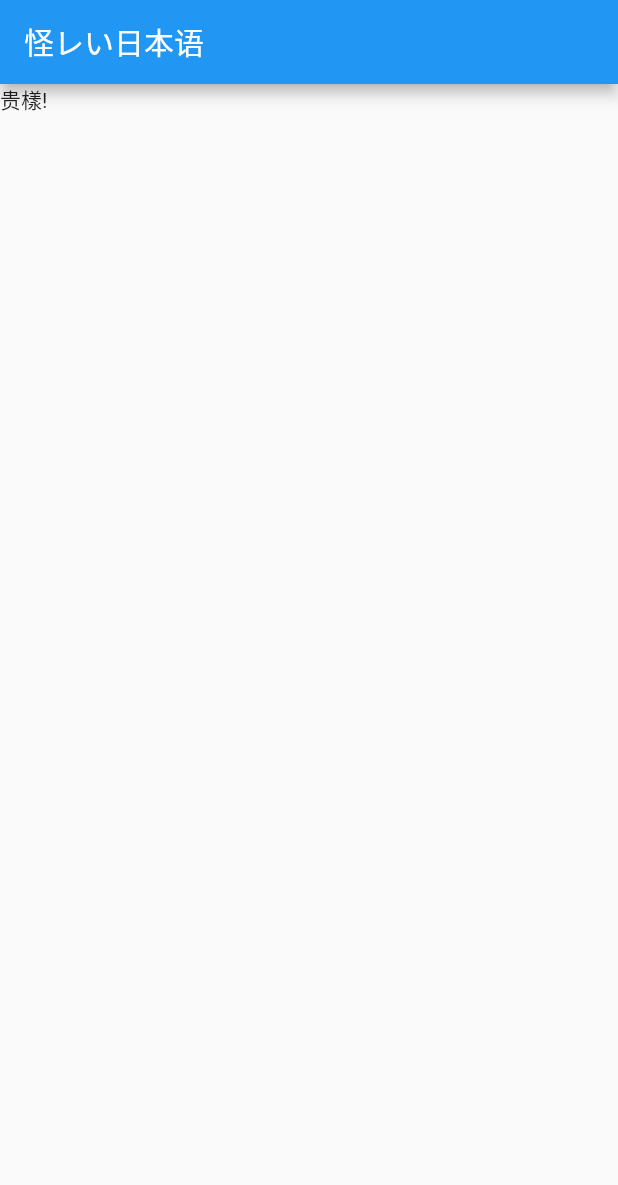
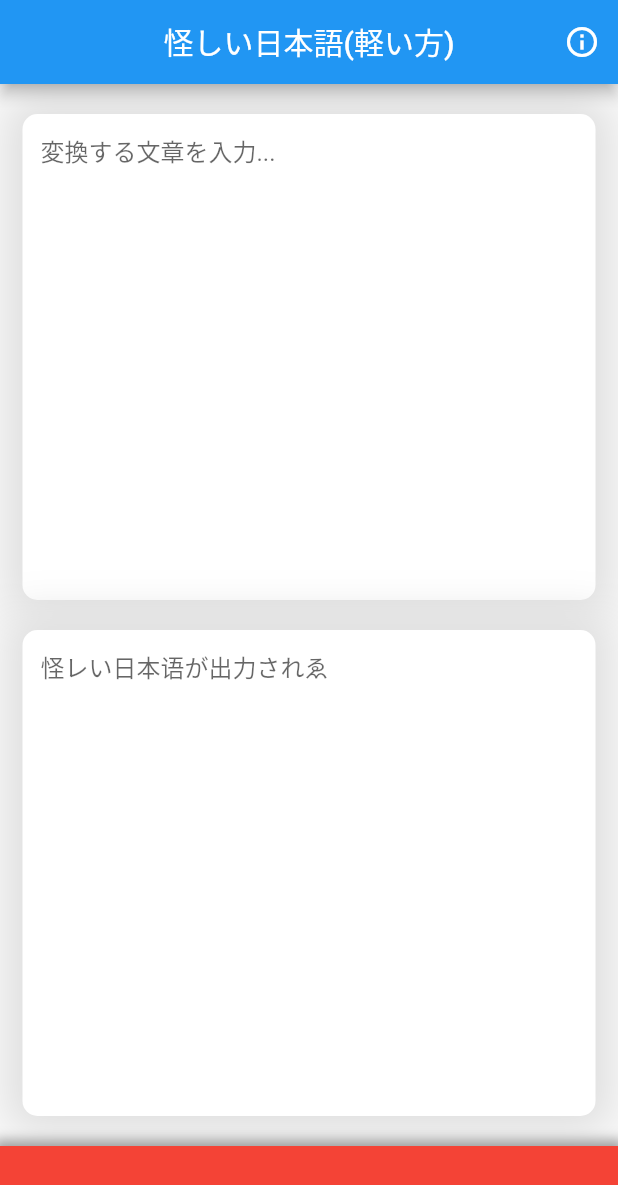
Before and after one commit to yamader/cjp-app, a Flutter app: the screen it shows after launch, on a phone screen of 412 x 824 dp. Shown: the top 1185 px of the screen. Run offline on Flutter 3.47's test engine with Material 2 defaults, Android fonts, the phone set to English and light mode, and no system bars.

Commit message:
レイアウトとか

```diff
--- /dev/null
+++ b/lib/GeneratorPage.dart
@@ -0,0 +1,106 @@
+import 'package:flutter/material.dart';
+
+class GeneratorPage extends StatefulWidget {
+  const GeneratorPage({Key? key}) : super(key: key);
+
+  @override
+  State<GeneratorPage> createState() => _GeneratorPageState();
+}
+
+class _GeneratorPageState extends State<GeneratorPage> {
+
+  @override
+  Widget build(BuildContext context) {
+    return Scaffold(
+        appBar: AppBar(
+          title: Text("怪しい日本語(軽い方)"),
+          centerTitle: true,
+          actions: [
+            IconButton(
+              onPressed: ()=>Navigator.pushNamed(context,"/info"),
+              icon: Icon(Icons.info_outline),
+            ),
+          ],
+        ),
+        body: Center(
+          child: Column(
+            children: [
+              Expanded(
+                flex: 5,
+                child: Container(
+                  margin: EdgeInsets.only(left: 15,top: 20,right: 15,),
+                  padding: EdgeInsets.symmetric(horizontal: 12),
+                  decoration: BoxDecoration(
+                    color: Colors.white,
+                    borderRadius: BorderRadius.circular(10),
+                    boxShadow: [
+                      BoxShadow(
+                        color: Color(0xffdddddd),
+                        spreadRadius: 10,
+                        blurRadius: 25,
+                      ),
+                    ],
+                  ),
+                  child: Scrollbar(
+                    child: TextField(
+                      keyboardType: TextInputType.multiline,
+                      maxLines: null,
+                      expands: true,
+                      decoration: InputDecoration(
+                        border: InputBorder.none,
+                        hintText: "変換する文章を入力...",
+                      ),
+                    ),
+                  ),
+                ),
+              ),
+              Expanded(
+                flex: 5,
+                child: Container(
+                  margin: EdgeInsets.only(left: 15,top: 20,right: 15,),
+                  padding: EdgeInsets.symmetric(horizontal: 12),
+                  decoration: BoxDecoration(
+                    color: Colors.white,
+                    borderRadius: BorderRadius.circular(10),
+                    boxShadow: [
+                      BoxShadow(
+                        color: Color(0xffdddddd),
+                        spreadRadius: 10,
+                        blurRadius: 25,
+                      ),
+                    ],
+                  ),
+                  child: Scrollbar(
+                    child: TextField(
+                      keyboardType: TextInputType.multiline,
+                      maxLines: null,
+                      expands: true,
+                      readOnly: true,
+                      decoration: InputDecoration(
+                        border: InputBorder.none,
+                        hintText: "怪レい日本语が出力されゑ",
+                      ),
+                    ),
+                  ),
+                ),
+              ),
+              Container(
+                height: 60,
+                margin: EdgeInsets.only(top: 20,),
+                decoration: BoxDecoration(
+                  color: Colors.red,
+                  boxShadow: [
+                    BoxShadow(
+                      color: Colors.grey,
+                      spreadRadius: 4,
+                      blurRadius: 6,
+                    ),
+                  ],
+                ),
+              ),
+            ],
+          ),
+        )
+    );
+  }
+}
--- /dev/null
+++ b/lib/InfoPage.dart
@@ -0,0 +1,30 @@
+import 'package:flutter/material.dart';
+
+class InfoPage extends StatelessWidget {
+  const InfoPage({Key? key}) : super(key: key);
+
+  @override
+  Widget build(BuildContext context) {
+    return Scaffold(
+      appBar: AppBar(
+        title: Text("このアプリについて"),
+        centerTitle: true,
+      ),
+      body: Center(
+        child: Column(
+          children: [
+            Expanded(
+              child: Container(
+                child: Text("ああああああああああああああああああああああ")
+              ),
+            ),
+            Container(
+              margin: EdgeInsets.all(10),
+              child: Text("(c) 2021 YamaD"),
+            ),
+          ],
+        ),
+      )
+    );
+  }
+}
--- a/lib/main.dart
+++ b/lib/main.dart
@@ -1,4 +1,6 @@
 import 'package:flutter/material.dart';
+import 'package:cjp/GeneratorPage.dart';
+import 'package:cjp/InfoPage.dart';
 
 void main() {
   runApp(const App());
@@ -10,34 +12,19 @@ class App extends StatelessWidget {
   @override
   Widget build(BuildContext context) {
     return MaterialApp(
-      title: '怪レい日本语',
-      home: const HomePage(title: '怪レい日本语'),
+      title: "怪レい日本语",
+      theme: ThemeData(
+        pageTransitionsTheme: const PageTransitionsTheme(
+          builders: {
+            TargetPlatform.android: CupertinoPageTransitionsBuilder(),
+          }
+        ),
+      ),
+      routes: {
+        "/": (context) => GeneratorPage(),
+        "/info": (context) => InfoPage(),
+      },
+      initialRoute: '/',
     );
   }
 }
-
-class HomePage extends StatefulWidget {
-  const HomePage({Key? key, required this.title}) : super(key: key);
-
-  final String title;
-
-  @override
-  State<HomePage> createState() => _HomePageState();
-}
-
-class _HomePageState extends State<HomePage> {
-  void _incrementCounter() {
-    setState(() {
-    });
-  }
-
-  @override
-  Widget build(BuildContext context) {
-    return Scaffold(
-      appBar: AppBar(
-        title: Text(widget.title),
-      ),
-      body: Text("贵樣!"),
-    );
-  }
-}
```
